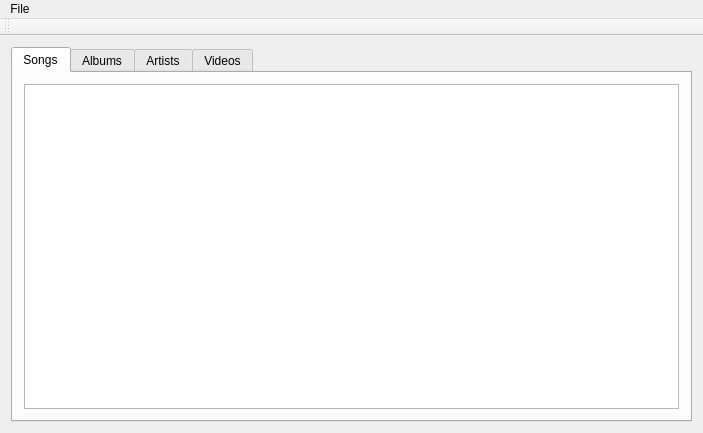
philipscode/MusLib, file mainwindow.ui: the form before one commit.
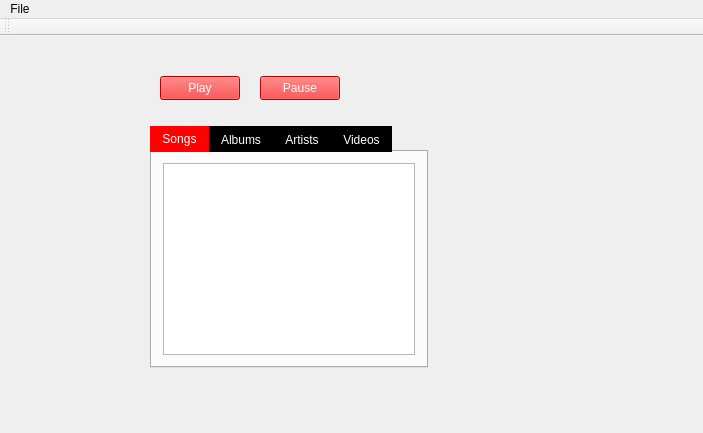
The form after the commit.

Commit message: Class Song. Taglib

Diff of the .ui file:
```diff
--- a/mainwindow.ui
+++ b/mainwindow.ui
@@ -13,10 +13,44 @@
   <property name="windowTitle">
    <string>MainWindow</string>
   </property>
+  <property name="styleSheet">
+   <string notr="true">QTabBar::tab{
+color:white;
+}
+
+QTabBar::tab:selected { 
+background-color:  red;
+}
+
+QTabBar::tab:!selected {
+background-color:  black;
+}
+
+QPushButton{
+color:white;
+}
+
+QPushButton:!pressed {
+background-color: red;
+}
+
+QPushButton:pressed {
+background-color:black;
+}</string>
+  </property>
   <widget class="QWidget" name="centralWidget">
-   <layout class="QVBoxLayout" name="verticalLayout">
-    <item>
      <widget class="QTabWidget" name="tabWidget">
+    <property name="geometry">
+     <rect>
+      <x>150</x>
+      <y>90</y>
+      <width>278</width>
+      <height>242</height>
+     </rect>
+    </property>
+    <property name="styleSheet">
+     <string notr="true"/>
+    </property>
       <property name="currentIndex">
        <number>0</number>
       </property>
@@ -46,8 +80,32 @@
        </attribute>
       </widget>
      </widget>
-    </item>
-   </layout>
+   <widget class="QPushButton" name="playButton">
+    <property name="geometry">
+     <rect>
+      <x>160</x>
+      <y>40</y>
+      <width>80</width>
+      <height>24</height>
+     </rect>
+    </property>
+    <property name="text">
+     <string>Play</string>
+    </property>
+   </widget>
+   <widget class="QPushButton" name="pauseButton">
+    <property name="geometry">
+     <rect>
+      <x>260</x>
+      <y>40</y>
+      <width>80</width>
+      <height>24</height>
+     </rect>
+    </property>
+    <property name="text">
+     <string>Pause</string>
+    </property>
+   </widget>
   </widget>
   <widget class="QMenuBar" name="menuBar">
    <property name="geometry">
```
Lines whose indentation alone changed are shown as unchanged. The commit also changes 12 other files.
